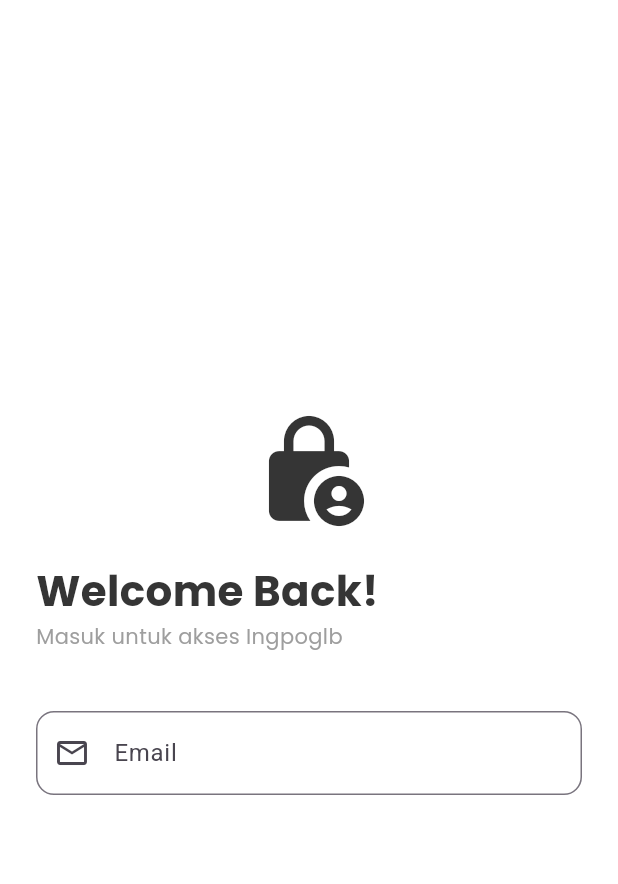
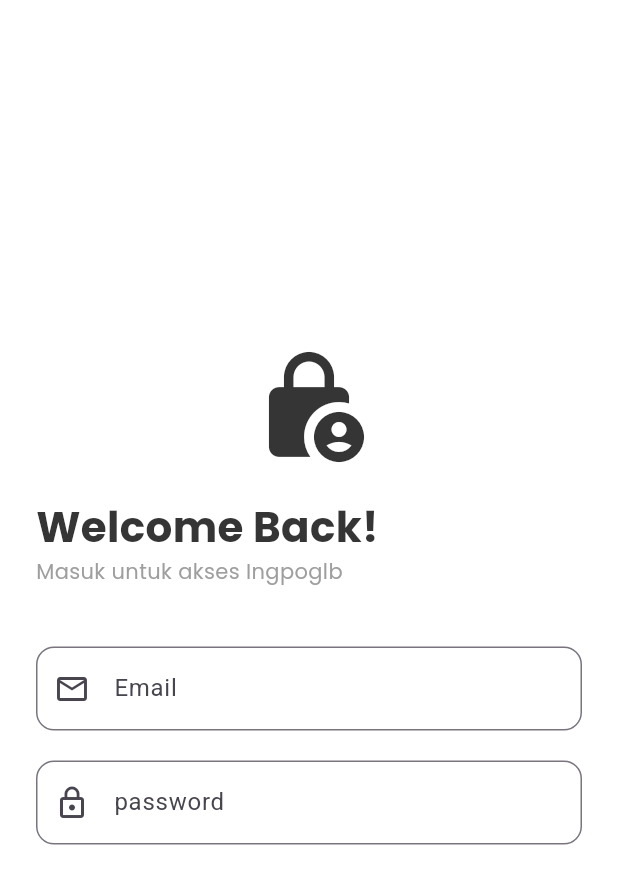
Before and after one commit to str122-xyz/Kelompok-4-trio, a Flutter app: the LoginPage screen opened directly, on a phone screen of 412 x 824 dp. Shown: the top 884 px of the screen. Run offline on Flutter 3.47's test engine with Material 3 defaults, Android fonts, the phone set to English and light mode, and no system bars; our stand-ins replace firebase_auth, firebase_core; accounts and stored records are empty.

Commit message:
form password

```diff
--- a/lib/screens/auth/login_page.dart
+++ b/lib/screens/auth/login_page.dart
@@ -98,6 +98,20 @@ class _LoginPageState extends State<LoginPage> {
               ),
 
               const SizedBox(height: 20),
+
+              //Form Password
+              TextField(
+                controller: _passwordController,
+                obscureText: true,
+                decoration: InputDecoration(
+                  labelText: "password",
+                  prefixIcon: const Icon(Icons.lock_outline),
+                  border: OutlineInputBorder(
+                    borderRadius: BorderRadius.circular(12),
+                  ),
+                ),
+              ),
+              const SizedBox(height: 30),
             ],
           ),
         ),
```
